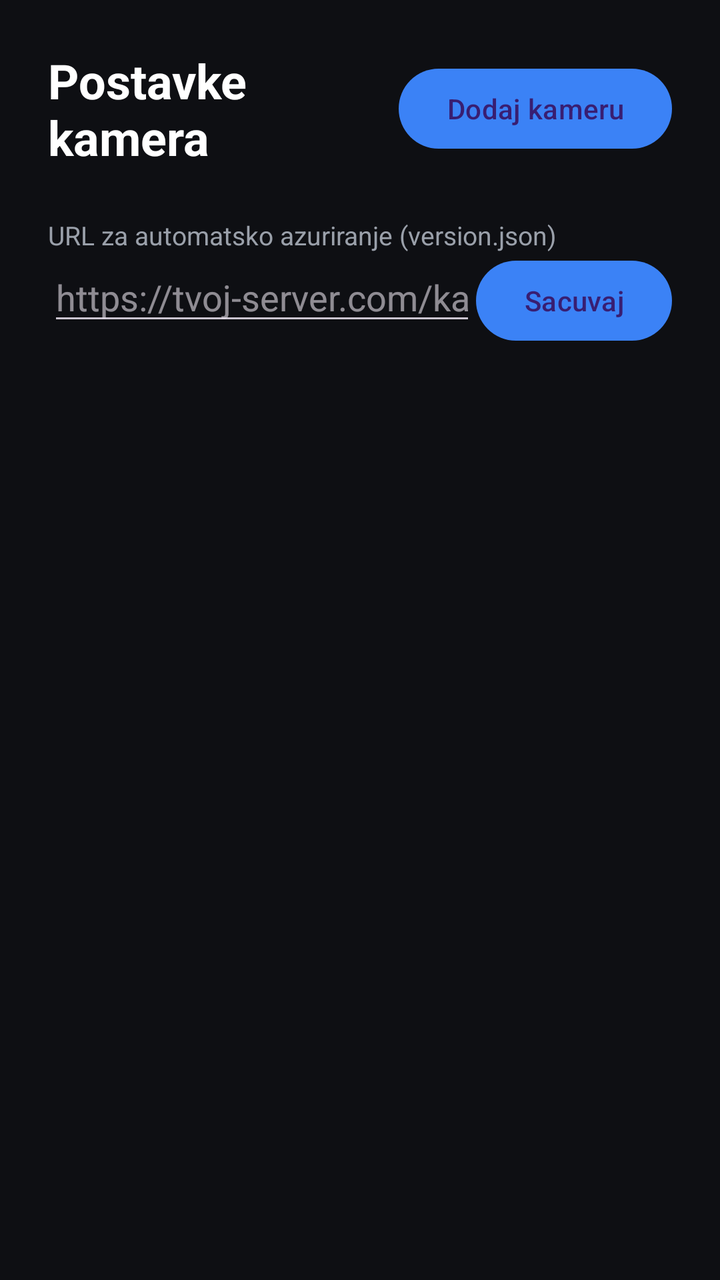
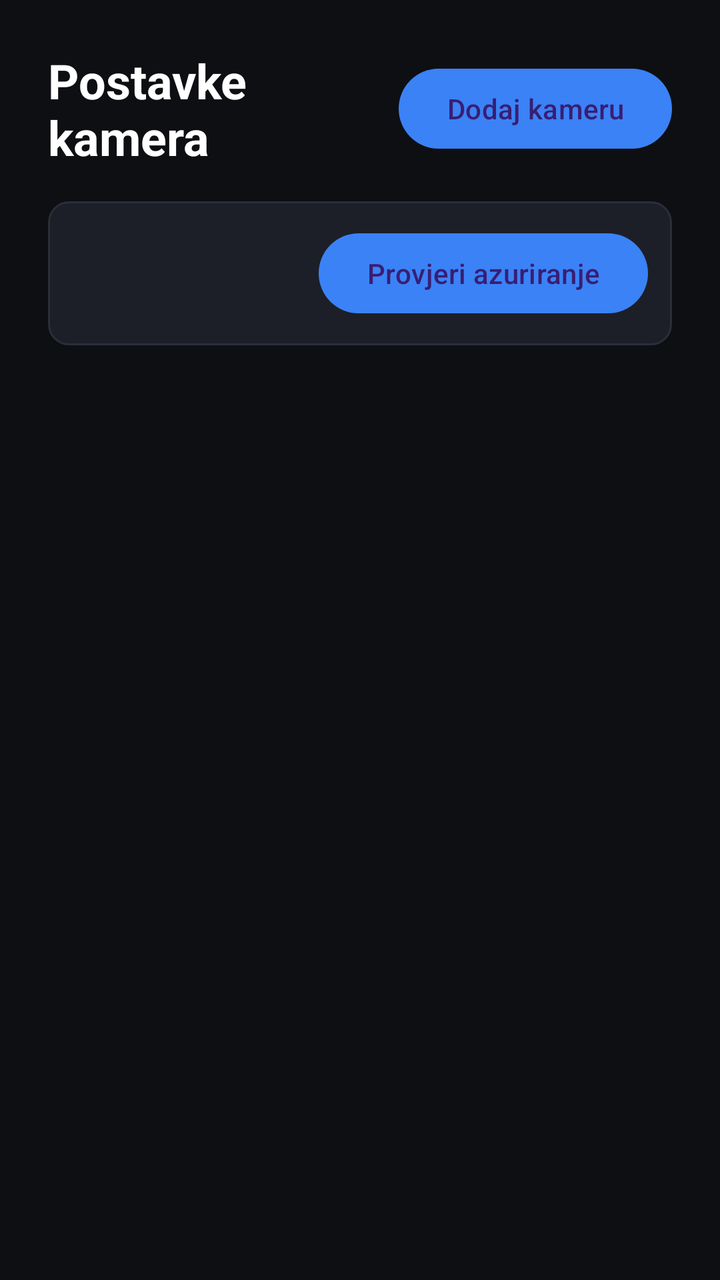

An Android layout rendered at two revisions. The XML below is the earlier revision; the diff shows what the commit changed to produce the second picture.
<!-- AndroidManifest.xml: application theme Theme.KameraTV -->
<!-- res/layout/activity_settings.xml -->
<?xml version="1.0" encoding="utf-8"?>
<LinearLayout xmlns:android="http://schemas.android.com/apk/res/android"
    android:layout_width="match_parent"
    android:layout_height="match_parent"
    android:orientation="vertical"
    android:background="@color/bg"
    android:padding="24dp">

    <LinearLayout
        android:layout_width="match_parent"
        android:layout_height="wrap_content"
        android:orientation="horizontal"
        android:gravity="center_vertical"
        android:paddingBottom="16dp">

        <TextView
            android:layout_width="0dp"
            android:layout_height="wrap_content"
            android:layout_weight="1"
            android:text="@string/settings_title"
            android:textColor="@color/text"
            android:textSize="24sp"
            android:textStyle="bold" />

        <Button
            android:id="@+id/addButton"
            android:layout_width="wrap_content"
            android:layout_height="wrap_content"
            android:text="@string/add_camera" />
    </LinearLayout>

    <TextView
        android:layout_width="wrap_content"
        android:layout_height="wrap_content"
        android:text="@string/update_url_label"
        android:textColor="@color/text_dim"
        android:textSize="13sp"
        android:paddingTop="8dp" />

    <LinearLayout
        android:layout_width="match_parent"
        android:layout_height="wrap_content"
        android:orientation="horizontal"
        android:paddingBottom="16dp">

        <EditText
            android:id="@+id/updateUrlField"
            android:layout_width="0dp"
            android:layout_height="wrap_content"
            android:layout_weight="1"
            android:inputType="textUri"
            android:importantForAutofill="no"
            android:hint="@string/update_url_hint"
            android:textColor="@color/text" />

        <Button
            android:id="@+id/saveUrlButton"
            android:layout_width="wrap_content"
            android:layout_height="wrap_content"
            android:text="@string/save" />
    </LinearLayout>

    <ScrollView
        android:layout_width="match_parent"
        android:layout_height="0dp"
        android:layout_weight="1">

        <LinearLayout
            android:id="@+id/camerasContainer"
            android:layout_width="match_parent"
            android:layout_height="wrap_content"
            android:orientation="vertical" />
    </ScrollView>
</LinearLayout>
<!-- resources referenced by this layout -->
<resources>
  <color name="bg">#0E0F13</color>
  <color name="text">#FFFFFF</color>
  <color name="text_dim">#9AA0AA</color>
  <string name="add_camera">Dodaj kameru</string>
  <string name="save">Sacuvaj</string>
  <string name="settings_title">Postavke kamera</string>
  <string name="update_url_hint">https://tvoj-server.com/kamere/version.json</string>
  <string name="update_url_label">URL za automatsko azuriranje (version.json)</string>
  <style name="Theme.KameraTV" parent="Theme.Material3.Dark.NoActionBar">
          <item name="android:windowBackground">@color/bg</item>
          <item name="colorPrimary">@color/accent</item>
      </style>
  <color name="accent">#3B82F6</color>
</resources>

<!-- the commit's change to res/layout/activity_settings.xml (unified diff, before → after) -->
@@ -29,35 +29,42 @@
             android:text="@string/add_camera" />
     </LinearLayout>
 
-    <TextView
-        android:layout_width="wrap_content"
-        android:layout_height="wrap_content"
-        android:text="@string/update_url_label"
-        android:textColor="@color/text_dim"
-        android:textSize="13sp"
-        android:paddingTop="8dp" />
-
     <LinearLayout
         android:layout_width="match_parent"
         android:layout_height="wrap_content"
         android:orientation="horizontal"
-        android:paddingBottom="16dp">
+        android:gravity="center_vertical"
+        android:background="@drawable/tile_bg"
+        android:padding="12dp"
+        android:layout_marginBottom="16dp">
 
-        <EditText
-            android:id="@+id/updateUrlField"
+        <LinearLayout
             android:layout_width="0dp"
             android:layout_height="wrap_content"
             android:layout_weight="1"
-            android:inputType="textUri"
-            android:importantForAutofill="no"
-            android:hint="@string/update_url_hint"
-            android:textColor="@color/text" />
+            android:orientation="vertical">
+
+            <TextView
+                android:id="@+id/versionText"
+                android:layout_width="wrap_content"
+                android:layout_height="wrap_content"
+                android:textColor="@color/text"
+                android:textSize="16sp"
+                android:textStyle="bold" />
+
+            <TextView
+                android:id="@+id/updateStatus"
+                android:layout_width="wrap_content"
+                android:layout_height="wrap_content"
+                android:textColor="@color/text_dim"
+                android:textSize="13sp" />
+        </LinearLayout>
 
         <Button
-            android:id="@+id/saveUrlButton"
+            android:id="@+id/checkUpdateButton"
             android:layout_width="wrap_content"
             android:layout_height="wrap_content"
-            android:text="@string/save" />
+            android:text="@string/check_update" />
     </LinearLayout>
 
     <ScrollView
<!-- resource entries referenced after the edit -->
@@ -3,15 +3,39 @@
   <color name="bg">#0E0F13</color>
   <color name="text">#FFFFFF</color>
   <color name="text_dim">#9AA0AA</color>
+  <!-- drawable tile_bg (drawable) -->
+  <?xml version="1.0" encoding="utf-8"?>
+  <selector xmlns:android="http://schemas.android.com/apk/res/android">
+      <item android:state_focused="true">
+          <shape android:shape="rectangle">
+              <solid android:color="@color/tile_inner" />
+              <stroke android:width="4dp" android:color="@color/accent" />
+              <corners android:radius="10dp" />
+          </shape>
+      </item>
+      <item android:state_pressed="true">
+          <shape android:shape="rectangle">
+              <solid android:color="@color/tile_inner" />
+              <stroke android:width="4dp" android:color="@color/accent" />
+              <corners android:radius="10dp" />
+          </shape>
+      </item>
+      <item>
+          <shape android:shape="rectangle">
+              <solid android:color="@color/tile_inner" />
+              <stroke android:width="1dp" android:color="#2A2E38" />
+              <corners android:radius="10dp" />
+          </shape>
+      </item>
+  </selector>
   <string name="add_camera">Dodaj kameru</string>
-  <string name="save">Sacuvaj</string>
+  <string name="check_update">Provjeri azuriranje</string>
   <string name="settings_title">Postavke kamera</string>
-  <string name="update_url_hint">https://tvoj-server.com/kamere/version.json</string>
-  <string name="update_url_label">URL za automatsko azuriranje (version.json)</string>
   <style name="Theme.KameraTV" parent="Theme.Material3.Dark.NoActionBar">
           <item name="android:windowBackground">@color/bg</item>
           <item name="colorPrimary">@color/accent</item>
       </style>
+  <color name="tile_inner">#1C1F27</color>
   <color name="accent">#3B82F6</color>
 </resources>
 
